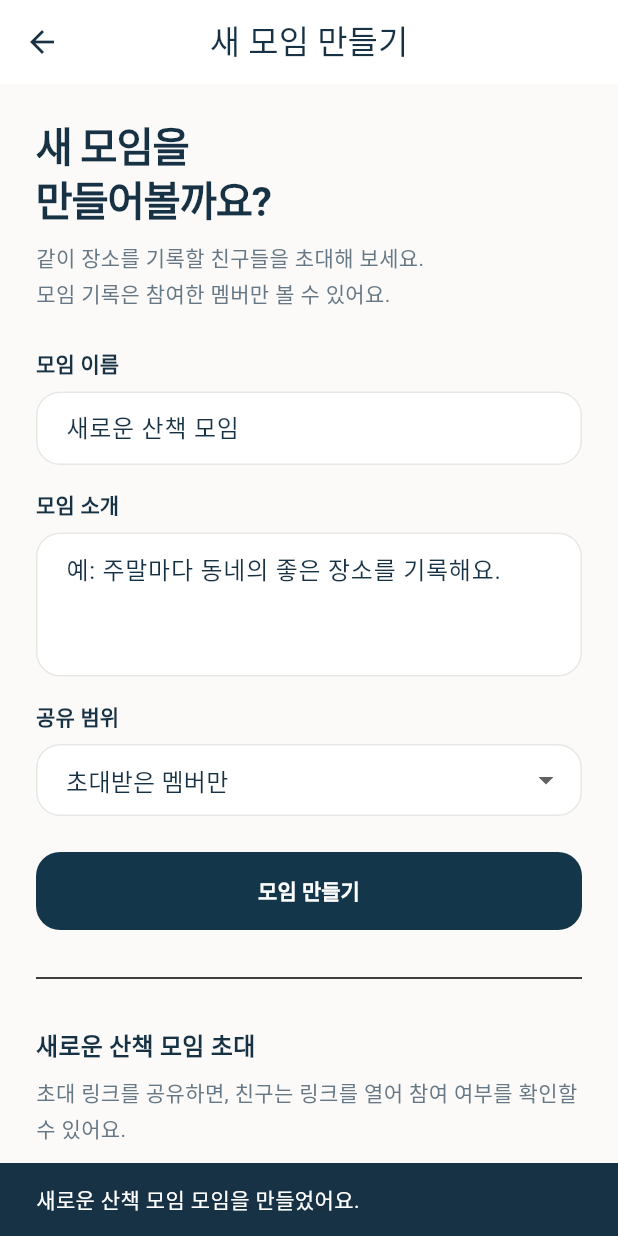
After one commit to jigyeonkim26-ops/DxTeam3, a Flutter app: the CreateGroupScreen screen opened directly, after a tap on "모임 만들기", on a phone screen of 412 x 824 dp. The commit adds this screen. Run offline on Flutter 3.47's test engine with Material 3 defaults, Android fonts, the phone set to English and light mode, and no system bars.

Commit message:
feat: implement group creation UI

```diff
--- /dev/null
+++ b/overlap/frontend/lib/features/group/models/group_visibility.dart
@@ -0,0 +1,9 @@
+enum GroupVisibility {
+  invitedMembersOnly,
+  linkRequestAllowed;
+
+  String get label => switch (this) {
+    GroupVisibility.invitedMembersOnly => '초대받은 멤버만',
+    GroupVisibility.linkRequestAllowed => '링크를 가진 사람은 참여 요청 가능',
+  };
+}
--- /dev/null
+++ b/overlap/frontend/lib/features/group/screens/create_group_screen.dart
@@ -0,0 +1,177 @@
+import 'package:flutter/material.dart';
+import 'package:flutter/services.dart';
+
+import '../../../core/constants/app_colors.dart';
+import '../../../core/constants/app_spacing.dart';
+import '../models/group_visibility.dart';
+import '../services/mock_group_invite_service.dart';
+import '../widgets/invite_info_card.dart';
+
+class CreateGroupScreen extends StatefulWidget {
+  const CreateGroupScreen({super.key});
+
+  @override
+  State<CreateGroupScreen> createState() => _CreateGroupScreenState();
+}
+
+class _CreateGroupScreenState extends State<CreateGroupScreen> {
+  final _formKey = GlobalKey<FormState>();
+  final _nameController = TextEditingController(text: '새로운 산책 모임');
+  final _descriptionController = TextEditingController();
+
+  GroupVisibility _visibility = GroupVisibility.invitedMembersOnly;
+  MockGroupInvite? _invite;
+
+  @override
+  void dispose() {
+    _nameController.dispose();
+    _descriptionController.dispose();
+    super.dispose();
+  }
+
+  void _createGroup() {
+    if (!_formKey.currentState!.validate()) {
+      return;
+    }
+
+    FocusScope.of(context).unfocus();
+    setState(() => _invite = MockGroupInviteService.create());
+    ScaffoldMessenger.of(context).showSnackBar(
+      SnackBar(content: Text('${_nameController.text.trim()} 모임을 만들었어요.')),
+    );
+  }
+
+  void _copyInviteValue(String value, String label) {
+    Clipboard.setData(ClipboardData(text: value));
+    ScaffoldMessenger.of(context)
+        .showSnackBar(SnackBar(content: Text('$label 복사했어요.')));
+  }
+
+  @override
+  Widget build(BuildContext context) {
+    final invite = _invite;
+
+    return Scaffold(
+      appBar: AppBar(title: const Text('새 모임 만들기')),
+      body: SafeArea(
+        top: false,
+        child: Form(
+          key: _formKey,
+          child: ListView(
+            keyboardDismissBehavior: ScrollViewKeyboardDismissBehavior.onDrag,
+            padding: const EdgeInsets.fromLTRB(
+              AppSpacing.lg,
+              AppSpacing.lg,
+              AppSpacing.lg,
+              AppSpacing.xl,
+            ),
+            children: [
+              Text(
+                '새 모임을\n만들어볼까요?',
+                style: Theme.of(context).textTheme.headlineSmall
+                    ?.copyWith(fontSize: 27, height: 1.25),
+              ),
+              const SizedBox(height: AppSpacing.xs),
+              Text(
+                '같이 장소를 기록할 친구들을 초대해 보세요.\n모임 기록은 참여한 멤버만 볼 수 있어요.',
+                style: Theme.of(context).textTheme.bodyMedium
+                    ?.copyWith(height: 1.65),
+              ),
+              const SizedBox(height: AppSpacing.lg),
+              Text('모임 이름', style: Theme.of(context).textTheme.labelLarge),
+              const SizedBox(height: AppSpacing.xs),
+              TextFormField(
+                controller: _nameController,
+                maxLength: 30,
+                textInputAction: TextInputAction.next,
+                decoration: const InputDecoration(
+                  hintText: '예: 새로운 산책 모임',
+                  counterText: '',
+                ),
+                validator: (value) {
+                  if (value == null || value.trim().isEmpty) {
+                    return '모임 이름을 입력해 주세요.';
+                  }
+                  return null;
+                },
+              ),
+              const SizedBox(height: AppSpacing.md),
+              Text('모임 소개', style: Theme.of(context).textTheme.labelLarge),
+              const SizedBox(height: AppSpacing.xs),
+              TextFormField(
+                controller: _descriptionController,
+                minLines: 3,
+                maxLines: 5,
+                textInputAction: TextInputAction.newline,
+                decoration: const InputDecoration(
+                  hintText: '예: 주말마다 동네의 좋은 장소를 기록해요.',
+                  alignLabelWithHint: true,
+                ),
+              ),
+              const SizedBox(height: AppSpacing.md),
+              Text('공유 범위', style: Theme.of(context).textTheme.labelLarge),
+              const SizedBox(height: AppSpacing.xs),
+              DropdownButtonFormField<GroupVisibility>(
+                initialValue: _visibility,
+                isExpanded: true,
+                decoration: const InputDecoration(),
+                items: GroupVisibility.values
+                    .map(
+                      (visibility) => DropdownMenuItem(
+                        value: visibility,
+                        child: Text(visibility.label),
+                      ),
+                    )
+                    .toList(),
+                onChanged: (visibility) {
+                  if (visibility != null) {
+                    setState(() => _visibility = visibility);
+                  }
+                },
+              ),
+              const SizedBox(height: AppSpacing.lg),
+              ElevatedButton(
+                onPressed: _createGroup,
+                child: const Text('모임 만들기'),
+              ),
+              if (invite != null) ...[
+                const Padding(
+                  padding: EdgeInsets.symmetric(vertical: AppSpacing.lg),
+                  child: Divider(),
+                ),
+                Text(
+                  '${_nameController.text.trim()} 초대',
+                  style: Theme.of(context).textTheme.titleMedium?.copyWith(
+                    color: AppColors.ink,
+                    fontWeight: FontWeight.w700,
+                  ),
+                ),
+                const SizedBox(height: AppSpacing.xs),
+                Text(
+                  '초대 링크를 공유하면, 친구는 링크를 열어 참여 여부를 확인할 수 있어요.',
+                  style: Theme.of(context).textTheme.bodyMedium
+                      ?.copyWith(height: 1.65),
+                ),
+                const SizedBox(height: AppSpacing.sm),
+                InviteInfoCard(
+                  title: '초대 코드',
+                  description: '짧은 코드를 직접 전달할 때 사용하세요.',
+                  value: invite.code,
+                  copyLabel: '코드 복사',
+                  onCopy: () => _copyInviteValue(invite.code, '초대 코드'),
+                ),
+                InviteInfoCard(
+                  title: '공유 링크',
+                  description: '링크 참여 화면은 다음 모임 참여 작업에서 연결됩니다.',
+                  value: invite.shareLink,
+                  copyLabel: '링크 복사',
+                  onCopy: () => _copyInviteValue(invite.shareLink, '공유 링크'),
+                ),
+              ],
+            ],
+          ),
+        ),
+      ),
+    );
+  }
+}
--- a/overlap/frontend/lib/features/group/screens/groups_screen.dart
+++ b/overlap/frontend/lib/features/group/screens/groups_screen.dart
@@ -5,6 +5,7 @@ import '../../../core/constants/app_spacing.dart';
 import '../models/group_list_item_data.dart';
 import '../services/mock_group_repository.dart';
 import '../widgets/group_list_item.dart';
+import 'create_group_screen.dart';
 
 class GroupsScreen extends StatefulWidget {
   const GroupsScreen({super.key});
@@ -50,10 +51,28 @@ class _GroupsScreenState extends State<GroupsScreen> {
                 ?.copyWith(height: 1.65),
           ),
           const SizedBox(height: AppSpacing.lg),
-          Text(
-            '내 모임',
-            style: Theme.of(context).textTheme.titleMedium
-                ?.copyWith(color: AppColors.ink, fontWeight: FontWeight.w700),
+          Row(
+            children: [
+              Text(
+                '내 모임',
+                style: Theme.of(context).textTheme.titleMedium?.copyWith(
+                  color: AppColors.ink,
+                  fontWeight: FontWeight.w700,
+                ),
+              ),
+              const Spacer(),
+              TextButton.icon(
+                onPressed: () {
+                  Navigator.of(context).push(
+                    MaterialPageRoute<void>(
+                      builder: (_) => const CreateGroupScreen(),
+                    ),
+                  );
+                },
+                icon: const Icon(Icons.add, size: 18),
+                label: const Text('모임 만들기'),
+              ),
+            ],
           ),
           const SizedBox(height: AppSpacing.xs),
           ..._groups.map(
--- /dev/null
+++ b/overlap/frontend/lib/features/group/services/mock_group_invite_service.dart
@@ -0,0 +1,22 @@
+class MockGroupInvite {
+  const MockGroupInvite({required this.code, required this.shareLink});
+
+  final String code;
+  final String shareLink;
+}
+
+/// API 연결 전 모임 생성 결과를 확인하기 위한 임시 초대 정보 생성기입니다.
+abstract final class MockGroupInviteService {
+  static MockGroupInvite create() {
+    final seed = DateTime.now().microsecondsSinceEpoch
+        .toRadixString(36)
+        .toUpperCase();
+    final suffix = seed.substring(seed.length - 4);
+    final code = 'YN-$suffix';
+
+    return MockGroupInvite(
+      code: code,
+      shareLink: 'https://overlap.app/join-group?code=$code',
+    );
+  }
+}
--- /dev/null
+++ b/overlap/frontend/lib/features/group/widgets/invite_info_card.dart
@@ -0,0 +1,73 @@
+import 'package:flutter/material.dart';
+
+import '../../../core/constants/app_colors.dart';
+import '../../../core/constants/app_spacing.dart';
+
+class InviteInfoCard extends StatelessWidget {
+  const InviteInfoCard({
+    super.key,
+    required this.title,
+    required this.description,
+    required this.value,
+    required this.copyLabel,
+    required this.onCopy,
+  });
+
+  final String title;
+  final String description;
+  final String value;
+  final String copyLabel;
+  final VoidCallback onCopy;
+
+  @override
+  Widget build(BuildContext context) {
+    return Card(
+      margin: const EdgeInsets.only(bottom: AppSpacing.sm),
+      child: Padding(
+        padding: const EdgeInsets.all(AppSpacing.md),
+        child: Column(
+          crossAxisAlignment: CrossAxisAlignment.start,
+          children: [
+            Text(
+              title,
+              style: Theme.of(context).textTheme.titleSmall
+                  ?.copyWith(color: AppColors.ink, fontWeight: FontWeight.w700),
+            ),
+            const SizedBox(height: AppSpacing.xxs),
+            Text(
+              description,
+              style: Theme.of(context).textTheme.bodyMedium
+                  ?.copyWith(fontSize: 12, height: 1.5),
+            ),
+            const SizedBox(height: AppSpacing.sm),
+            Container(
+              width: double.infinity,
+              padding: const EdgeInsets.all(AppSpacing.sm),
+              decoration: const BoxDecoration(
+                color: AppColors.paleMint,
+                borderRadius: BorderRadius.all(Radius.circular(AppSpacing.xs)),
+              ),
+              child: SelectableText(
+                value,
+                style: const TextStyle(
+                  color: AppColors.deepNavy,
+                  fontFamily: 'monospace',
+                  fontSize: 12,
+                ),
+              ),
+            ),
+            const SizedBox(height: AppSpacing.xs),
+            Align(
+              alignment: Alignment.centerRight,
+              child: OutlinedButton.icon(
+                onPressed: onCopy,
+                icon: const Icon(Icons.copy_outlined, size: 18),
+                label: Text(copyLabel),
+              ),
+            ),
+          ],
+        ),
+      ),
+    );
+  }
+}
```
